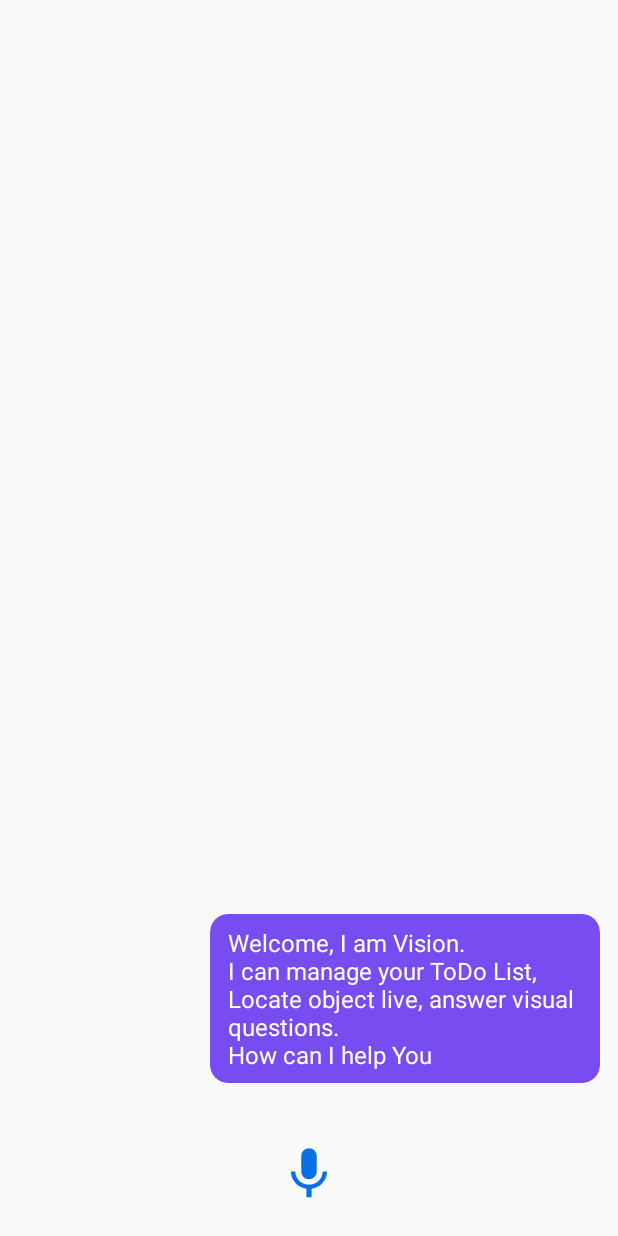
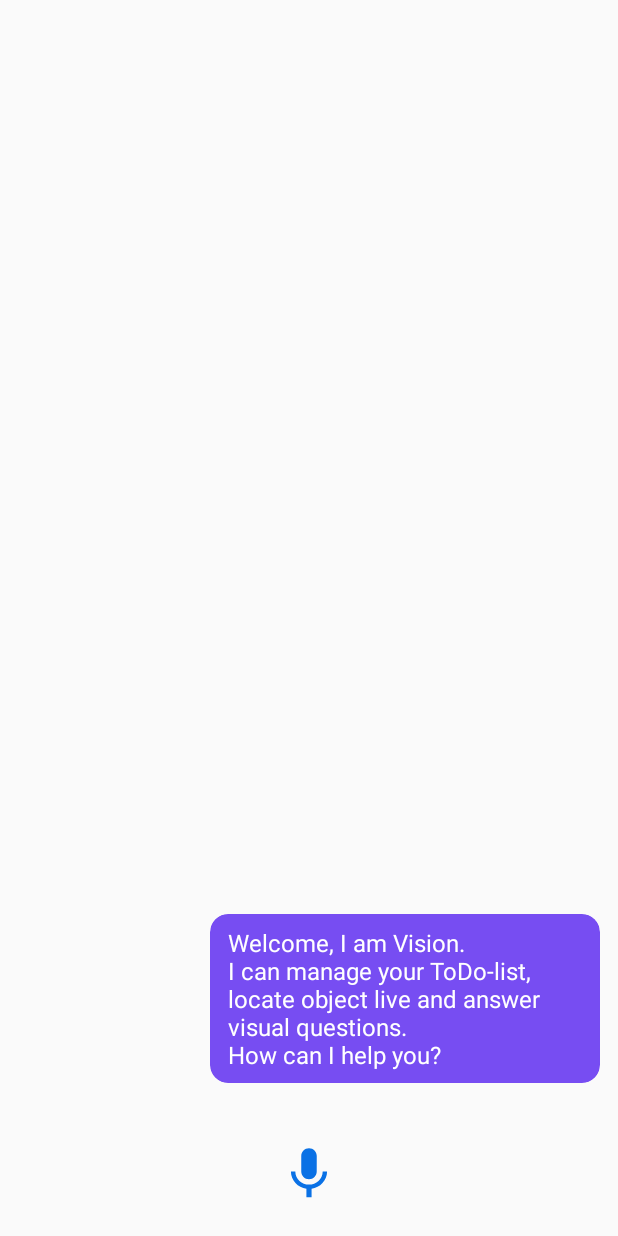
Before and after one commit to DevOpRohan/VisionAndroid, an Android app: the screen it shows after launch (chatActivity), on a phone screen of 412 x 824 dp. Run offline under Robolectric (Android 15) with nearby library versions, the phone set to English and light mode, and no system bars; our stand-ins replace Volley.

Commit message:
Refactor the welcome prompt

```diff
--- a/app/src/main/java/org/tensorflow/lite/examples/objectdetection/chatActivity.kt
+++ b/app/src/main/java/org/tensorflow/lite/examples/objectdetection/chatActivity.kt
@@ -58,7 +58,7 @@ class chatActivity : AppCompatActivity(), TextToSpeech.OnInitListener {
     override fun onCreate(savedInstanceState: Bundle?) {
         super.onCreate(savedInstanceState)
         setContentView(R.layout.activity_chat)
-        val welcome = "Welcome, I am Vision. \nI can manage your ToDo List, Locate object live, answer visual questions. \nHow can I help You "
+        val welcome = "Welcome, I am Vision. \nI can manage your ToDo-list, locate object live and answer visual questions. \nHow can I help you?"
 
         tts = TextToSpeech(this, this)
 
```
